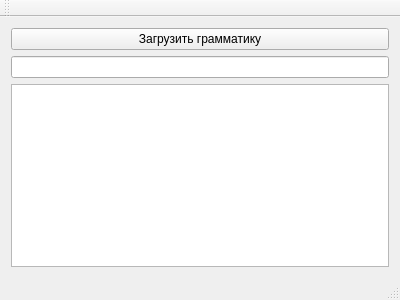
Before: the Qt Designer form mainwindow.ui in EgorSidorov/Del_unus_symb_gram, drawn with Qt 5.
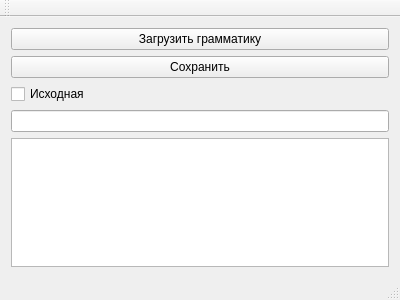
After: the same form once the commit is applied.

The edit to the form file:
```diff
--- a/mainwindow.ui
+++ b/mainwindow.ui
@@ -22,6 +22,20 @@
       </property>
      </widget>
     </item>
+    <item>
+     <widget class="QPushButton" name="save_grammar">
+      <property name="text">
+       <string>Сохранить</string>
+      </property>
+     </widget>
+    </item>
+    <item>
+     <widget class="QCheckBox" name="is_original">
+      <property name="text">
+       <string>Исходная</string>
+      </property>
+     </widget>
+    </item>
     <item>
      <widget class="QLineEdit" name="save_way"/>
     </item>
```
Left out of the diff: 2 changed lines with no effect on the pictures.
